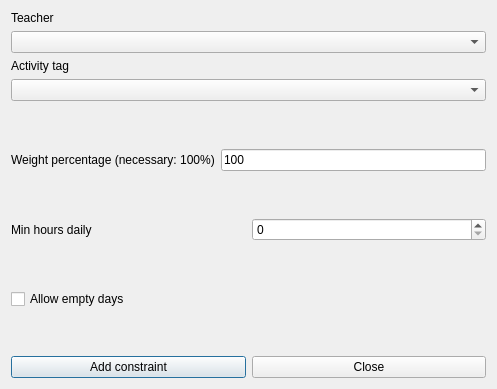
This is fet/src/interface/addconstraintteacheractivitytagminhoursdailyform_template.ui in vonmecheln/fet as Qt 5 draws it before an edit. The edited form follows.
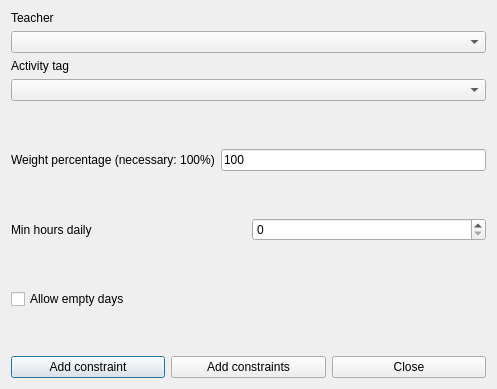
This is the edited form.

What changed in the file:
```diff
--- a/fet/src/interface/addconstraintteacheractivitytagminhoursdailyform_template.ui
+++ b/fet/src/interface/addconstraintteacheractivitytagminhoursdailyform_template.ui
@@ -194,6 +194,13 @@
        </property>
       </widget>
      </item>
+     <item>
+      <widget class="QPushButton" name="addConstraintsPushButton">
+       <property name="text">
+        <string>Add constraints</string>
+       </property>
+      </widget>
+     </item>
      <item>
       <widget class="QPushButton" name="closePushButton">
        <property name="text">
```
